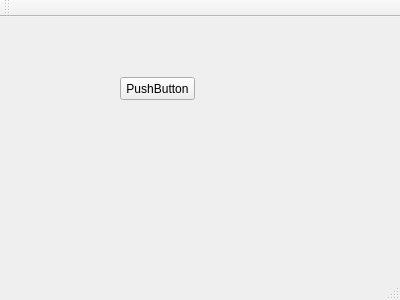
First picture: the form in cc_packer_all/packer/mainwindow.ui, repository zaqwes8811/bites-components-and-techs, before the edit.
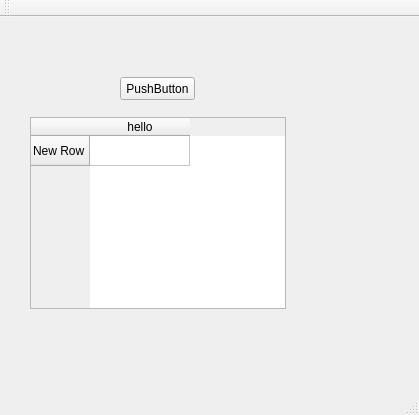
Second picture: the form after the edit.

The edit to the form file:
```diff
--- a/cc_packer_all/packer/mainwindow.ui
+++ b/cc_packer_all/packer/mainwindow.ui
@@ -6,8 +6,8 @@
    <rect>
     <x>0</x>
     <y>0</y>
-    <width>400</width>
-    <height>300</height>
+    <width>419</width>
+    <height>415</height>
    </rect>
   </property>
   <property name="windowTitle">
@@ -27,6 +27,26 @@
      <string>PushButton</string>
     </property>
    </widget>
+   <widget class="QTableWidget" name="tableWidget">
+    <property name="geometry">
+     <rect>
+      <x>30</x>
+      <y>100</y>
+      <width>256</width>
+      <height>192</height>
+     </rect>
+    </property>
+    <row>
+     <property name="text">
+      <string>New Row</string>
+     </property>
+    </row>
+    <column>
+     <property name="text">
+      <string>hello</string>
+     </property>
+    </column>
+   </widget>
   </widget>
   <widget class="QMenuBar" name="menuBar">
    <property name="geometry">
```
Left out of the diff: 4 changed lines with no effect on the pictures.
